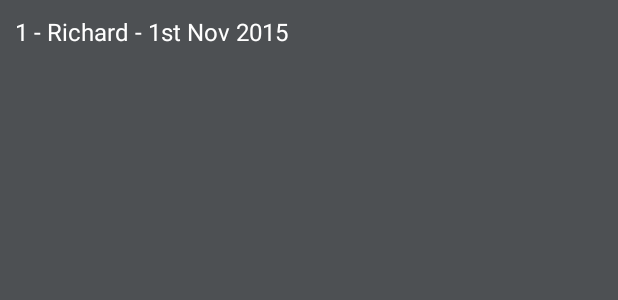
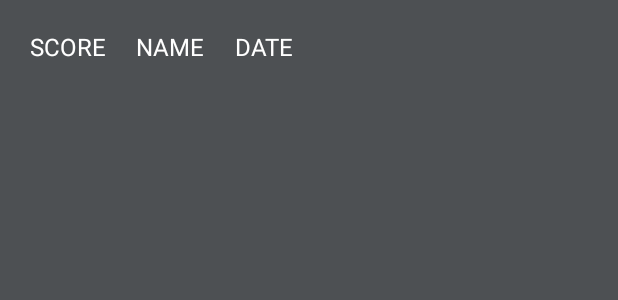
Before and after one commit to City-of-Bath-College/android-assignment-Ransell83, an Android app: the layout row_highscore.xml on its own in the app's theme, with its tools: preview values and no code run, on a phone screen of 412 x 824 dp. Shown: the top 300 px of the screen. Run offline under Robolectric (Android 15) with nearby library versions, the light colour scheme and no system bars.

Commit message:
More updates to my QuestionApp!
Includes three individual 'TextViews' for each row where high score
records have been added, rather than as one single instance.

```diff
--- a/QuestionApp/app/src/main/java/questionapp/richard/dev/com/questionapp/HighScoreActivity.java
+++ b/QuestionApp/app/src/main/java/questionapp/richard/dev/com/questionapp/HighScoreActivity.java
@@ -5,6 +5,7 @@ import android.support.design.widget.FloatingActionButton;
 import android.support.design.widget.Snackbar; // 3) Interactive alternative to Toast messages
 import android.support.v7.app.AppCompatActivity;
 import android.support.v7.widget.Toolbar; // 5) For using a toolbar within the application
+import android.util.Log;
 import android.view.View;
 import android.view.ViewGroup; // 7) Allows for other views named 'children'
 import android.widget.ArrayAdapter; // 8) Handles a collection of data to return each item within the collection as a view
@@ -71,9 +72,16 @@ public class HighScoreActivity extends AppCompatActivity { // 18) New publicly a
 
             SimpleDateFormat fmtOut = new SimpleDateFormat("dd-MM-yyyy");
 
-            TextView lblTitle = (TextView)convertView.findViewById(R.id.lblTitle);
+            TextView lblScore = (TextView)convertView.findViewById(R.id.lblScore);
+            TextView lblName = (TextView)convertView.findViewById(R.id.lblName);
+            TextView lblDate = (TextView)convertView.findViewById(R.id.lblDate);
 
-            lblTitle.setText(highScore.getScore() + " - " + highScore.getName() + " - " + fmtOut.format(date));
+            // lblScore.setText(highScore.getScore() + " - " + highScore.getName() + " - " + fmtOut.format(date));
+
+            Log.d("tag", "showing high score number = " + position);
+            lblScore.setText(Integer.toString(highScore.getScore()));
+            lblName.setText(highScore.getName());
+            lblDate.setText(fmtOut.format(date));
 
             return convertView;
         } // end get view
--- a/QuestionApp/app/src/main/res/layout/row_highscore.xml
+++ b/QuestionApp/app/src/main/res/layout/row_highscore.xml
@@ -6,13 +6,41 @@
     android:layout_height="match_parent"
     android:background="#4D5053">
 
-    <TextView
-        android:id="@+id/lblTitle"
-        android:layout_height="match_parent"
-        android:layout_width="wrap_content"
-        android:textSize="16sp"
-        android:textColor="#FFFFFF"
-        android:padding="10dp"
-        android:text="1 - Richard - 1st Nov 2015" />
+    <RelativeLayout
+        android:layout_width="match_parent"
+        android:layout_height="wrap_content"
+        android:orientation="horizontal"
+        android:padding="10dp">
+
+        <TextView
+            android:id="@+id/lblScore"
+            android:layout_height="wrap_content"
+            android:layout_width="wrap_content"
+            android:textSize="16sp"
+            android:textColor="#FFFFFF"
+            android:padding="10dp"
+            android:text="SCORE" />
+
+        <TextView
+            android:id="@+id/lblName"
+            android:layout_height="wrap_content"
+            android:layout_width="wrap_content"
+            android:textSize="16sp"
+            android:textColor="#FFFFFF"
+            android:padding="10dp"
+            android:text="NAME"
+            android:layout_toRightOf="@id/lblScore" />
+
+        <TextView
+            android:id="@+id/lblDate"
+            android:layout_height="wrap_content"
+            android:layout_width="wrap_content"
+            android:textSize="16sp"
+            android:textColor="#FFFFFF"
+            android:padding="10dp"
+            android:text="DATE"
+            android:layout_toRightOf="@id/lblName"/>
+
+    </RelativeLayout>
 
 </LinearLayout>
```
Also changed, not shown: 1 other file.
